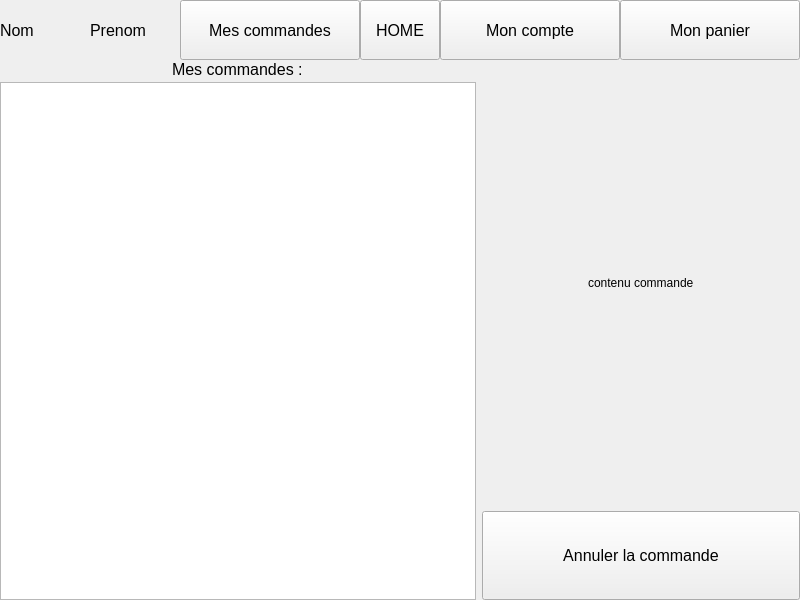
This is UberMedoc/mescommandes.ui in GregDAka/Ubermedoc as Qt 5 draws it before an edit. The edited form follows.
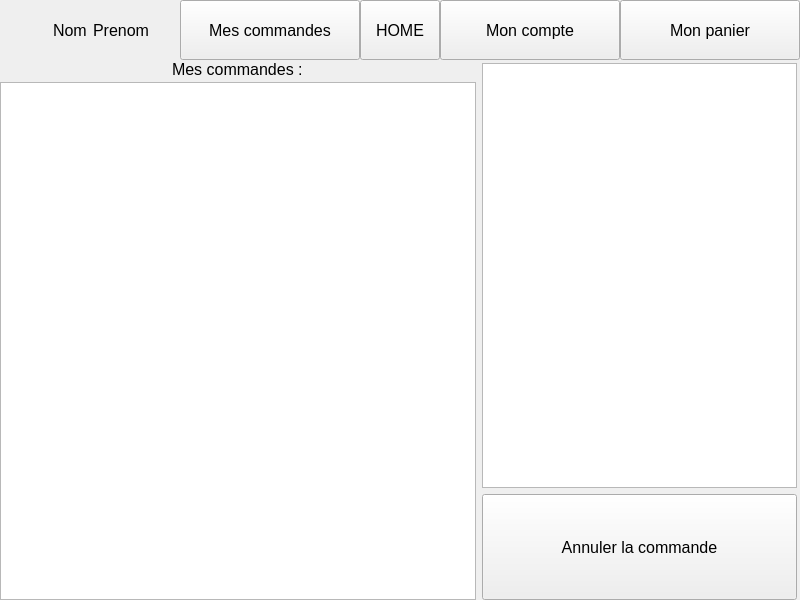
This is the edited form.

```diff
--- a/UberMedoc/mescommandes.ui
+++ b/UberMedoc/mescommandes.ui
@@ -36,7 +36,10 @@
      </property>
      <item>
       <layout class="QHBoxLayout" name="horizontalLayout">
-       <item>
+       <property name="spacing">
+        <number>6</number>
+       </property>
+       <item alignment="Qt::AlignRight">
         <widget class="QLabel" name="label">
          <property name="font">
           <font>
@@ -164,14 +167,25 @@
       </layout>
      </item>
      <item>
-      <layout class="QVBoxLayout" name="verticalLayout" stretch="100,20">
+      <layout class="QVBoxLayout" name="verticalLayout" stretch="80,20">
+       <property name="topMargin">
+        <number>3</number>
+       </property>
+       <property name="rightMargin">
+        <number>3</number>
+       </property>
        <property name="bottomMargin">
         <number>0</number>
        </property>
-       <item alignment="Qt::AlignHCenter">
-        <widget class="QLabel" name="label_4">
-         <property name="text">
-          <string>contenu commande</string>
+       <item>
+        <widget class="QListView" name="listView">
+         <property name="font">
+          <font>
+           <pointsize>12</pointsize>
+          </font>
+         </property>
+         <property name="editTriggers">
+          <set>QAbstractItemView::NoEditTriggers</set>
          </property>
         </widget>
        </item>
```
Left out of the diff: 11 changed lines with no effect on the pictures.
